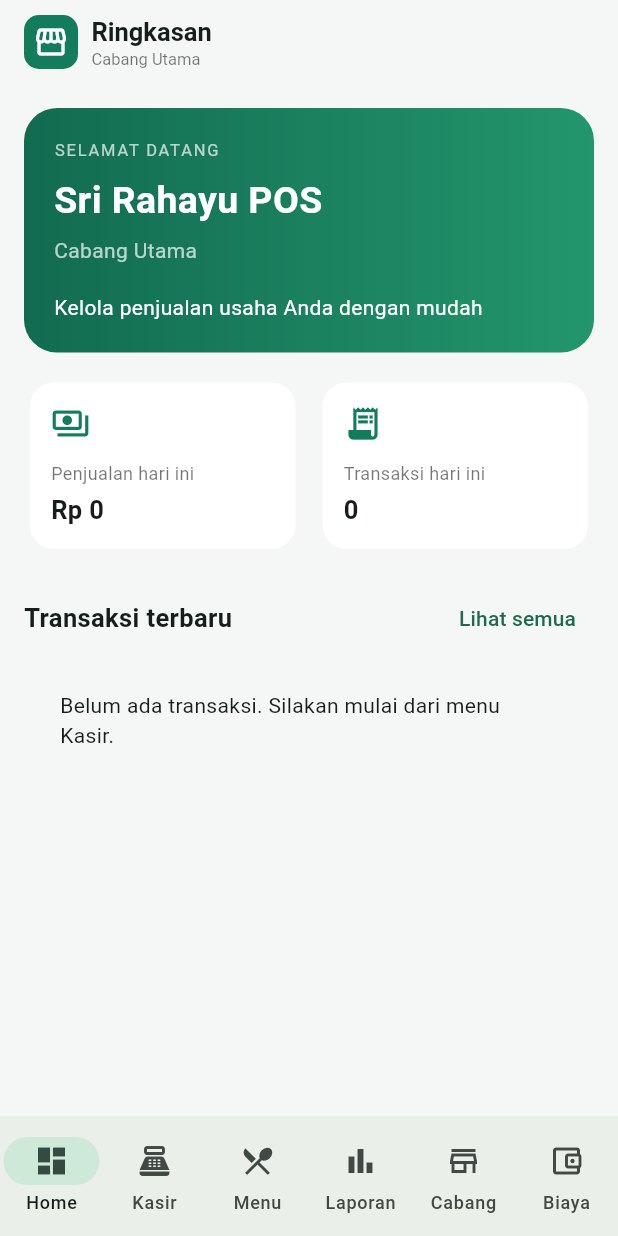
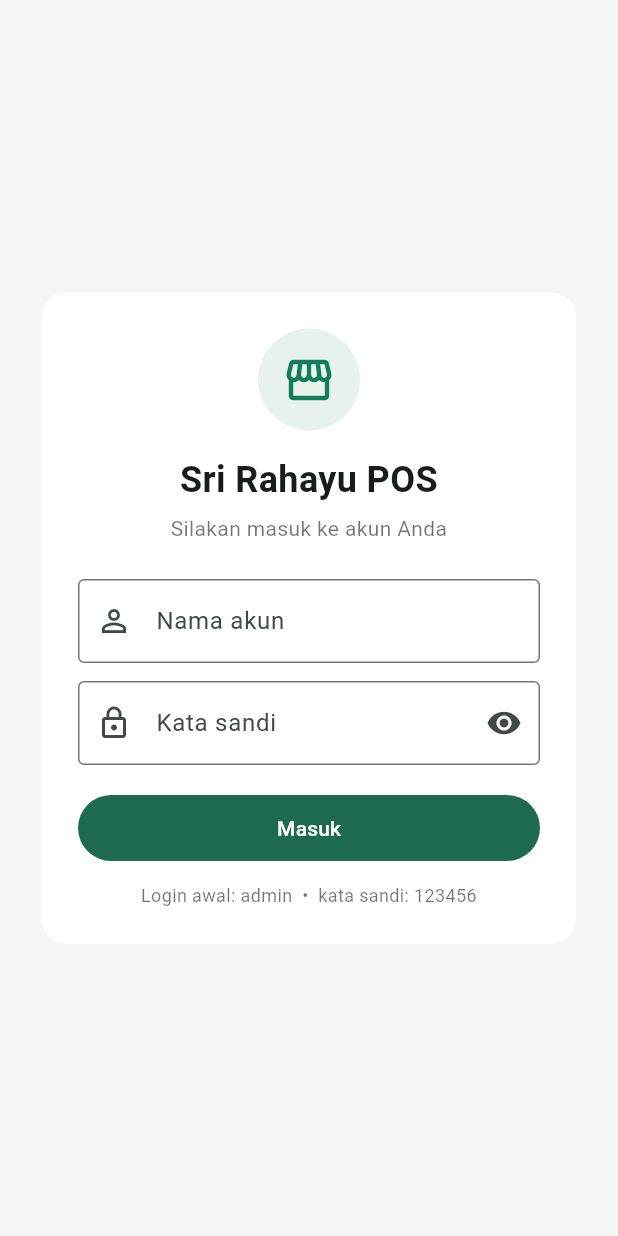
Before and after one commit to agussunarso123-cmyk/Sri-Rahayu-POS-3, a Flutter app: the screen it shows after launch, on a phone screen of 412 x 824 dp. Run offline on Flutter 3.47's test engine with Material 3 defaults, Android fonts, the phone set to English and light mode, and no system bars; our stand-ins replace image_picker, shared_preferences.

Commit message:
Add app login, logout, and password change

```diff
--- a/lib/main.dart
+++ b/lib/main.dart
@@ -5,6 +5,7 @@ import 'package:image_picker/image_picker.dart';
 import 'package:intl/intl.dart';
 import 'package:intl/date_symbol_data_local.dart';
 import 'package:shared_preferences/shared_preferences.dart';
+import 'package:crypto/crypto.dart';
 
 Future<void> main() async {
   WidgetsFlutterBinding.ensureInitialized();
@@ -21,8 +22,70 @@ class SriRahayuApp extends StatelessWidget {
       scaffoldBackgroundColor: const Color(0xFFF5F7F6),
       appBarTheme: const AppBarTheme(backgroundColor: Color(0xFFF5F7F6)),
       cardTheme: CardThemeData(color: Colors.white, elevation: 0, shape: RoundedRectangleBorder(borderRadius: BorderRadius.circular(16)))),
-    home: const PosHome(),
+    home: const LoginGate(),
   );
+}
+
+
+class LoginGate extends StatefulWidget {
+  const LoginGate({super.key});
+  @override State<LoginGate> createState() => _LoginGateState();
+}
+class _LoginGateState extends State<LoginGate> {
+  final username = TextEditingController();
+  final password = TextEditingController();
+  bool busy = true, obscure = true;
+  String error = '';
+  String digest(String value) => sha256.convert(utf8.encode(value)).toString();
+
+  @override void initState() {
+    super.initState();
+    _prepare();
+  }
+  Future<void> _prepare() async {
+    final prefs = await SharedPreferences.getInstance();
+    if (prefs.getString('login_user') == null) {
+      await prefs.setString('login_user', 'admin');
+      await prefs.setString('login_hash', digest('123456'));
+    }
+    if (mounted) setState(() => busy = false);
+  }
+  Future<void> _login() async {
+    final prefs = await SharedPreferences.getInstance();
+    final savedUser = prefs.getString('login_user') ?? 'admin';
+    final savedHash = prefs.getString('login_hash') ?? digest('123456');
+    if (username.text.trim() == savedUser && digest(password.text) == savedHash) {
+      if (!mounted) return;
+      Navigator.of(context).pushReplacement(MaterialPageRoute(builder: (_) => const PosHome()));
+    } else {
+      setState(() => error = 'Nama akun atau kata sandi salah.');
+    }
+  }
+  @override Widget build(BuildContext context) {
+    if (busy) return const Scaffold(body: Center(child: CircularProgressIndicator()));
+    return Scaffold(
+      body: Center(child: SingleChildScrollView(padding: const EdgeInsets.all(24), child: ConstrainedBox(
+        constraints: const BoxConstraints(maxWidth: 420), child: Card(child: Padding(padding: const EdgeInsets.all(24), child: Column(
+          mainAxisSize: MainAxisSize.min, crossAxisAlignment: CrossAxisAlignment.stretch, children: [
+            const CircleAvatar(radius: 34, backgroundColor: Color(0xFFE7F2EC), child: Icon(Icons.storefront, size: 36, color: Color(0xFF137C5A))),
+            const SizedBox(height: 16),
+            const Text('Sri Rahayu POS', textAlign: TextAlign.center, style: TextStyle(fontSize: 24, fontWeight: FontWeight.bold)),
+            const SizedBox(height: 5),
+            const Text('Silakan masuk ke akun Anda', textAlign: TextAlign.center, style: TextStyle(color: Colors.black54)),
+            const SizedBox(height: 24),
+            TextField(controller: username, textInputAction: TextInputAction.next, decoration: const InputDecoration(labelText: 'Nama akun', prefixIcon: Icon(Icons.person_outline), border: OutlineInputBorder())),
+            const SizedBox(height: 12),
+            TextField(controller: password, obscureText: obscure, onSubmitted: (_) => _login(), decoration: InputDecoration(labelText: 'Kata sandi', prefixIcon: const Icon(Icons.lock_outline), border: const OutlineInputBorder(), suffixIcon: IconButton(icon: Icon(obscure ? Icons.visibility : Icons.visibility_off), onPressed: () => setState(() => obscure = !obscure)))),
+            if (error.isNotEmpty) ...[const SizedBox(height: 10), Text(error, style: const TextStyle(color: Colors.red))],
+            const SizedBox(height: 18),
+            FilledButton(onPressed: _login, child: const Padding(padding: EdgeInsets.all(12), child: Text('Masuk'))),
+            const SizedBox(height: 12),
+            const Text('Login awal: admin  •  kata sandi: 123456', textAlign: TextAlign.center, style: TextStyle(fontSize: 12, color: Colors.black54))
+          ],
+        ))),
+      )),
+    );
+  }
 }
 
 class Product {
@@ -88,6 +151,37 @@ class _PosHomeState extends State<PosHome> {
   List<Sale> get branchSales=>sales.where((s)=>s.branch==branch).toList();
   int get todaySales {final n=DateTime.now();return branchSales.where((s)=>s.date.year==n.year&&s.date.month==n.month&&s.date.day==n.day).fold(0,(a,s)=>a+s.total);}
   int get todayCount {final n=DateTime.now();return branchSales.where((s)=>s.date.year==n.year&&s.date.month==n.month&&s.date.day==n.day).length;}
+
+
+  Future<void> changeLoginPassword() async {
+    final oldPass = TextEditingController(), newPass = TextEditingController(), confirm = TextEditingController();
+    String message = '';
+    await showDialog(context: context, builder: (ctx) => StatefulBuilder(builder: (ctx, refresh) => AlertDialog(
+      title: const Text('Ubah kata sandi akun'),
+      content: Column(mainAxisSize: MainAxisSize.min, children: [
+        TextField(controller: oldPass, obscureText: true, decoration: const InputDecoration(labelText: 'Kata sandi lama')),
+        TextField(controller: newPass, obscureText: true, decoration: const InputDecoration(labelText: 'Kata sandi baru')),
+        TextField(controller: confirm, obscureText: true, decoration: const InputDecoration(labelText: 'Ulangi kata sandi baru')),
+        if (message.isNotEmpty) Padding(padding: const EdgeInsets.only(top: 8), child: Text(message, style: const TextStyle(color: Colors.red)))
+      ]),
+      actions: [
+        TextButton(onPressed: () => Navigator.pop(ctx), child: const Text('Batal')),
+        FilledButton(onPressed: () async {
+          final prefs = await SharedPreferences.getInstance();
+          final oldHash = sha256.convert(utf8.encode(oldPass.text)).toString();
+          if (oldHash != (prefs.getString('login_hash') ?? '')) { refresh(() => message = 'Kata sandi lama tidak benar.'); return; }
+          if (newPass.text.length < 6) { refresh(() => message = 'Kata sandi baru minimal 6 karakter.'); return; }
+          if (newPass.text != confirm.text) { refresh(() => message = 'Konfirmasi kata sandi tidak sama.'); return; }
+          await prefs.setString('login_hash', sha256.convert(utf8.encode(newPass.text)).toString());
+          if (ctx.mounted) Navigator.pop(ctx);
+          if (mounted) ScaffoldMessenger.of(context).showSnackBar(const SnackBar(content: Text('Kata sandi berhasil diubah.')));
+        }, child: const Text('Simpan'))
+      ]
+    )));
+  }
+  void logout() {
+    Navigator.of(context).pushAndRemoveUntil(MaterialPageRoute(builder: (_) => const LoginGate()), (route) => false);
+  }
 
   Future<void> addProduct() async {
     final name=TextEditingController(), cat=TextEditingController(text:'Makanan'), price=TextEditingController(), stock=TextEditingController(text:'0');
@@ -268,6 +362,7 @@ class _PosHomeState extends State<PosHome> {
     const titles=['Ringkasan','Kasir','Daftar Menu','Laporan','Cabang','Pengeluaran'];
     return Scaffold(appBar:AppBar(title:Row(children:[Container(width:36,height:36,decoration:BoxDecoration(color:const Color(0xFF137C5A),borderRadius:BorderRadius.circular(10)),child:const Icon(Icons.storefront,color:Colors.white)),
       const SizedBox(width:9),Column(crossAxisAlignment:CrossAxisAlignment.start,children:[Text(titles[tab],style:const TextStyle(fontSize:17,fontWeight:FontWeight.bold)),Text(branch,style:const TextStyle(fontSize:11,color:Colors.black54))])])),
+      actions:[PopupMenuButton<String>(onSelected:(v){if(v=='password')changeLoginPassword();if(v=='logout')logout();},itemBuilder:(_)=>const[PopupMenuItem(value:'password',child:Text('Ubah kata sandi')),PopupMenuItem(value:'logout',child:Text('Keluar akun'))])],
       body:IndexedStack(index:tab,children:pages),
       bottomNavigationBar:NavigationBar(selectedIndex:tab,onDestinationSelected:(v)=>setState(()=>tab=v),destinations:const[
         NavigationDestination(icon:Icon(Icons.dashboard_outlined),selectedIcon:Icon(Icons.dashboard),label:'Home'),
```
